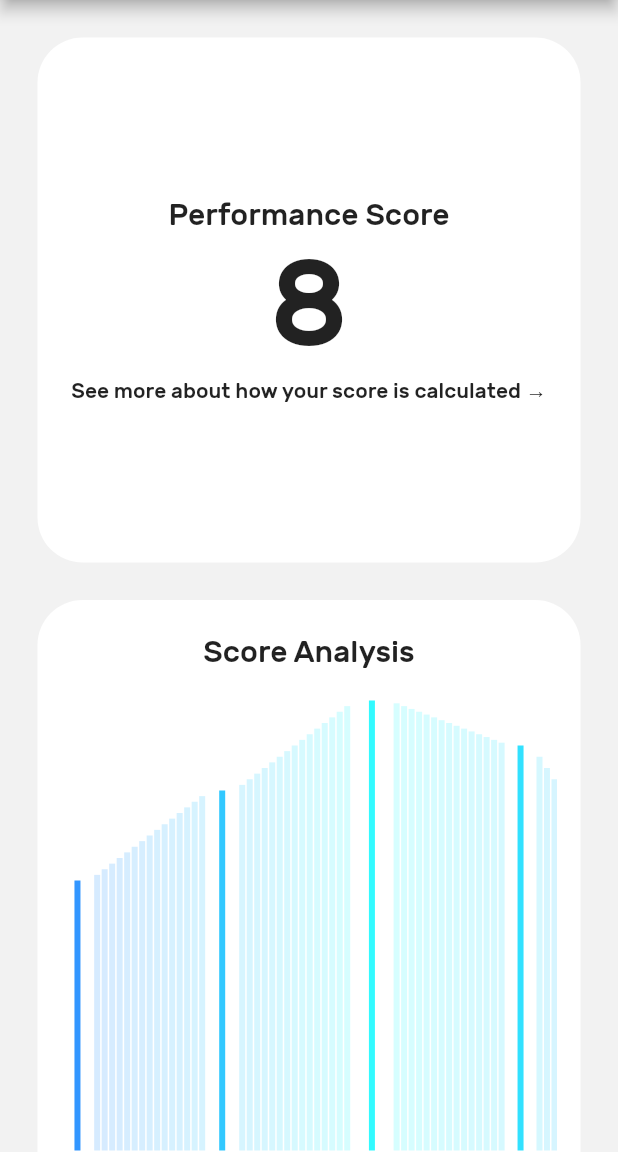
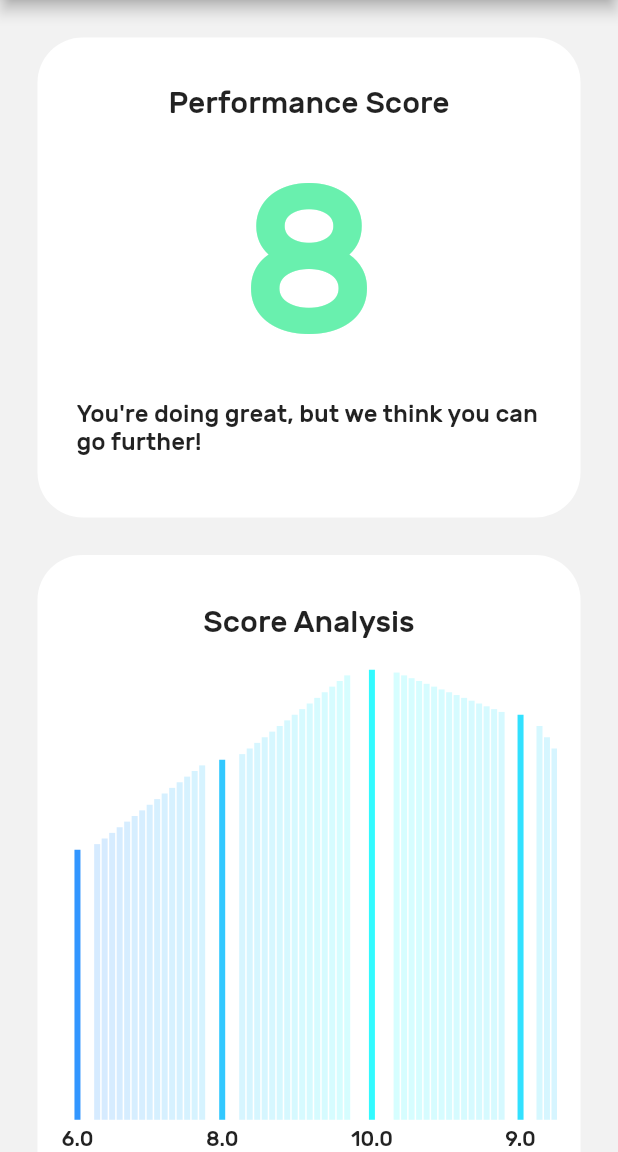
Before and after one commit to Photronium/Math-Solver-App, a Flutter app: the screen it shows after launch, in the side drawer, after a tap on "Dashboard", on a phone screen of 412 x 824 dp, the part 84-1236 px from its top. Run offline on Flutter 3.47's test engine with Material 2 defaults, Android fonts, the phone set to English and light mode, and no system bars; project files that could hold a hidden picture were left out.

Commit message:
2 major changes, 2 minor changes
- Redesigned Performance Score
- Redesigned Score Chart. Score chart now refreshes on tap
- Architectural changes to Score Chart
- Minor tweak to Performance History

```diff
--- a/lib/screen/dashboard/dashboard.dart
+++ b/lib/screen/dashboard/dashboard.dart
@@ -37,10 +37,14 @@ class _Dashboard extends State<Dashboard> {
 class PerformanceScore extends StatelessWidget {
   var score = 8;
 
+  final Shader linearGradient = LinearGradient(
+    colors: <Color>[Colors.blue, Colors.greenAccent],
+  ).createShader(Rect.fromLTWH(0.0, 0.0, 120.0, 120.0));
+
   @override
   Widget build(BuildContext context) {
     return Container(
-        height: 350.0,
+        height: 320.0,
         child: FlatButton(
           shape: RoundedRectangleBorder(
             borderRadius: BorderRadius.circular(30.0),
@@ -51,9 +55,17 @@ class PerformanceScore extends StatelessWidget {
               mainAxisSize: MainAxisSize.min,
               children: <Widget>[
                 Text("Performance Score", style: TextStyle(fontSize: 20.0)),
-                Text(score.toString(), style: TextStyle(fontSize: 80)),
-                Text("See more about how your score is calculated →",
-                    style: TextStyle(fontSize: 14.0)),
+                Padding(
+                  padding: EdgeInsets.only(top:10),
+                  child: Text(score.toString(), style: TextStyle(
+                      fontSize: 140.0,
+                      foreground: Paint()..shader = linearGradient),
+                )),
+                Padding(
+                  padding: EdgeInsets.all(10),
+                child: Text("You're doing great, but we think you can go further!",
+                    style: TextStyle(fontSize: 16.0)),
+                ),
               ]),
           onPressed: () {
             print("Simplex");
@@ -74,6 +86,7 @@ class _ScoreChart extends State<ScoreChart> {
   List<double> scores = [6, 8, 10, 9, 5];
   List<double> chartValues;
   int range = 5;
+
   @override
   List<double> createAvg() {
     List<double> result = [];
@@ -85,11 +98,8 @@ class _ScoreChart extends State<ScoreChart> {
     return result;
   }
 
-  void reDraw(int range){
-    chartValues = [];
-    for (var i = 0; i < range; i++) {
-      chartValues.add(scores[i]);
-    }
+  void reDraw(List<double> array) {
+    chartValues = array;
     for (var i = 0; i <= 3; i++) {
       chartValues = createAvg();
     }
@@ -97,7 +107,7 @@ class _ScoreChart extends State<ScoreChart> {
 
   void initState() {
     super.initState();
-    reDraw(scores.length);
+    reDraw(scores);
   }
 
   Widget build(BuildContext context) {
@@ -145,22 +155,31 @@ class _ScoreChart extends State<ScoreChart> {
                               ])),
                           Padding(
                             padding: EdgeInsets.only(top: 4),
-                            child:
-                                Text(i % 16 == 0 ? chartValues[i].toString() : ""),
+                            child: Text(
+                                i % 16 == 0 ? chartValues[i].toString() : ""),
                           )
                         ])
                     ],
                   ),
                 ),
-                Text("See more about how your score is calculated →",
-                    style: TextStyle(fontSize: 14.0)),
-                Text(chartValues.length.toString())
+                Text(
+                  "Last Month",
+                  style: TextStyle(fontSize: 14.0),
+                ),
               ]),
           onPressed: () {
+            for (var i = 0; i < scores.length; i++) {
+              if (scores[i] == 10)
+                scores[i] = 0;
+              else
+                scores[i] += 1;
+            }
             setState(() {
-              if (range == 5) range = 2;
-              else range = 5;
-              reDraw(range);
+              if (range == 5)
+                range = 2;
+              else
+                range = 5;
+              reDraw(scores);
             });
           },
         ));
```
Lines whose indentation alone changed are shown as unchanged.
